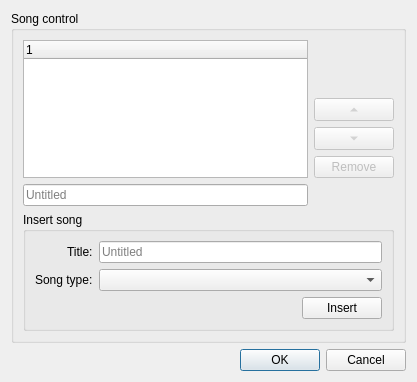
Old version of the form BambooTracker/gui/module_settings_dialog.ui in the repository BambooTracker/BambooTracker.
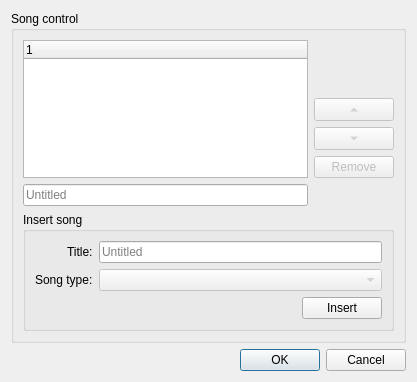
New version of the form.

Commit message: Fix several user interface words

```diff
--- a/BambooTracker/gui/module_settings_dialog.ui
+++ b/BambooTracker/gui/module_settings_dialog.ui
@@ -92,7 +92,11 @@
           </widget>
          </item>
          <item row="1" column="1">
-          <widget class="QComboBox" name="insertTypeComboBox"/>
+          <widget class="QComboBox" name="insertTypeComboBox">
+           <property name="enabled">
+            <bool>false</bool>
+           </property>
+          </widget>
          </item>
          <item row="2" column="1">
           <layout class="QHBoxLayout" name="horizontalLayout">
```
The commit also changes 2 other files.
